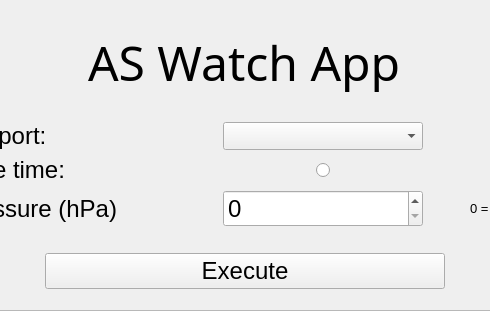
Above: GUI/AS_Watch_APP.ui from Akinzou/AS_Watch_APP before the change; both pictures show x 130 to 620 and y 0 to 320 of the 750 by 500 pixel window. Below: the same form after it.
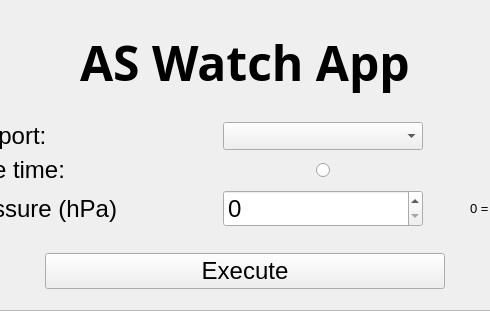
That is the form after the change. Icons and pictures are not drawn.

Commit message: Make GUI more beauty

Patch:
```diff
--- a/GUI/AS_Watch_APP.ui
+++ b/GUI/AS_Watch_APP.ui
@@ -80,6 +80,8 @@
              <font>
               <family>LEMON MILK Medium</family>
               <pointsize>36</pointsize>
+              <weight>75</weight>
+              <bold>true</bold>
              </font>
             </property>
             <property name="text">
```
Left out of the diff: 2 changed lines with no effect on the pictures.
